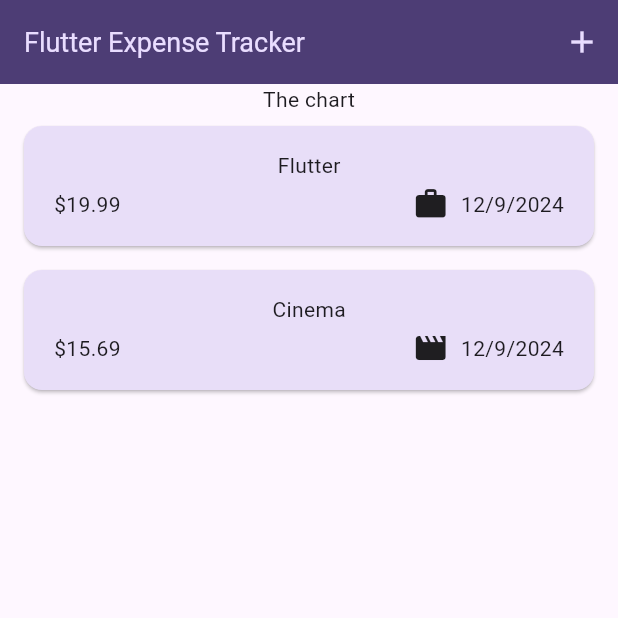
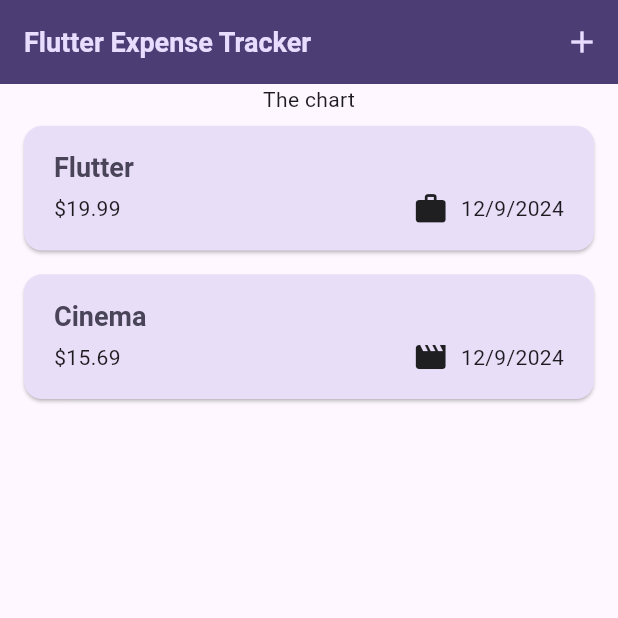
Before and after one commit to kotokotodonabe/expense_tracker, a Flutter app: the screen it shows after launch, on a phone screen of 412 x 824 dp, the top half of it. Run offline on Flutter 3.47's test engine with Material 3 defaults, Android fonts, the phone set to English and light mode, and no system bars; missing offline and left inert: dart:ffi.

Commit message:
fix: 経費カードのタイトルのスタイルをテーマのものに変更

```diff
--- a/lib/main.dart
+++ b/lib/main.dart
@@ -25,7 +25,7 @@ void main() {
         ),
         textTheme: ThemeData().textTheme.copyWith(
               titleLarge: TextStyle(
-                fontWeight: FontWeight.normal,
+                fontWeight: FontWeight.bold,
                 color: kColorScheme.onSecondaryContainer,
                 fontSize: 18,
               ),
--- a/lib/widgets/expenses_list/expense_item.dart
+++ b/lib/widgets/expenses_list/expense_item.dart
@@ -16,8 +16,12 @@ class ExpenseItem extends StatelessWidget {
           vertical: 16,
         ),
         child: Column(
+          crossAxisAlignment: CrossAxisAlignment.start,
           children: [
-            Text(expense.title),
+            Text(
+              expense.title,
+              style: Theme.of(context).textTheme.titleLarge,
+            ),
             const SizedBox(
               height: 4,
             ),
```
